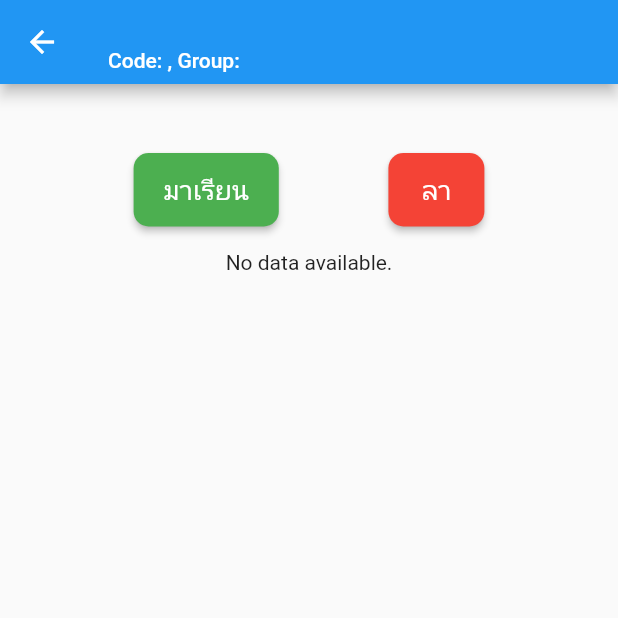
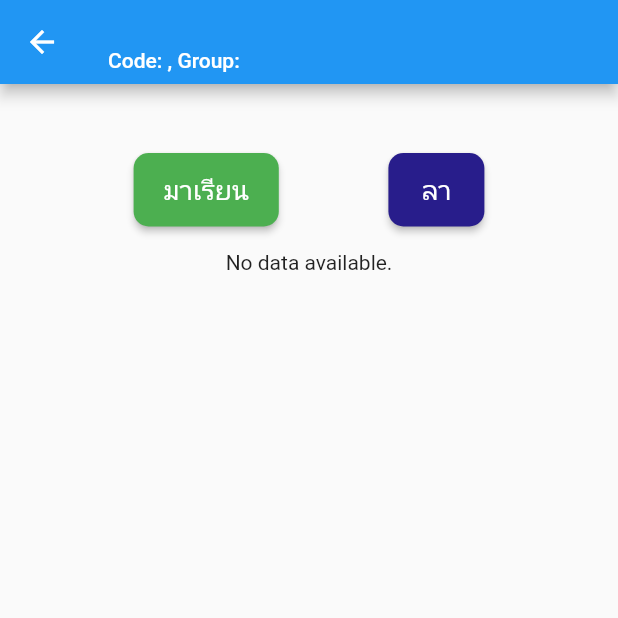
Before and after one commit to sirichai201/blockchainappchackinTestpoject, a Flutter app: the SubjectDetailNisit screen opened directly with empty values, on a phone screen of 412 x 824 dp, the top half of it. Run offline on Flutter 3.47's test engine with Material 2 defaults, Android fonts, the phone set to English and light mode, and no system bars; our stand-ins replace cloud_firestore, firebase_auth, firebase_core, location; accounts and stored records are empty; network calls fail.

Commit message:
แก้นิดนึง

```diff
--- a/lib/screen_nisit/subject_detail_nisit.dart
+++ b/lib/screen_nisit/subject_detail_nisit.dart
@@ -217,7 +217,8 @@ class _SubjectDetailNisitState extends State<SubjectDetailNisit> {
                   ElevatedButton(
                     onPressed: () => checkIn('leave'),
                     style: ButtonStyle(
-                      backgroundColor: MaterialStateProperty.all(Colors.red),
+                      backgroundColor: MaterialStateProperty.all(
+                          Color.fromARGB(255, 40, 29, 139)),
                       shape: MaterialStateProperty.all(RoundedRectangleBorder(
                         borderRadius: BorderRadius.circular(10.0),
                       )),
@@ -323,7 +324,7 @@ class _SubjectDetailNisitState extends State<SubjectDetailNisit> {
                                       fontSize: 14,
                                       color: checkIn['status'] == 'attended'
                                           ? Colors.green
-                                          : Colors.red),
+                                          : Color.fromARGB(255, 65, 59, 153)),
                                 ),
                                 Text(
                                     'เวลา ${DateFormat('HH:mm').format(time)}'),
```
Also changed, not shown: lib/screen_login_user_all/login.dart (+18 -5 lines).
